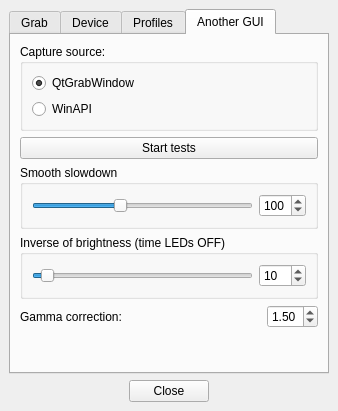
Old version of the form Software/src/mainwindow.ui in the repository Atarity/Lightpack.
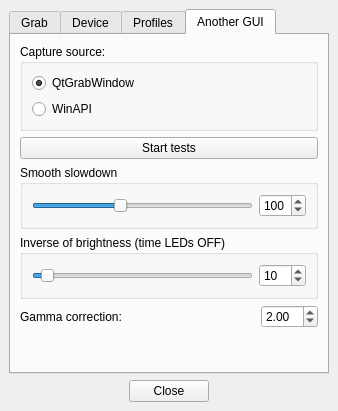
New version of the form. The open tabs and pages were chosen to show the change. Icons and pictures are not drawn.

Diff of the .ui file:
```diff
--- a/Software/src/mainwindow.ui
+++ b/Software/src/mainwindow.ui
@@ -827,13 +827,13 @@
              <double>0.010000000000000</double>
             </property>
             <property name="maximum">
-             <double>2.000000000000000</double>
+             <double>10.000000000000000</double>
             </property>
             <property name="singleStep">
              <double>0.050000000000000</double>
             </property>
             <property name="value">
-             <double>1.500000000000000</double>
+             <double>2.000000000000000</double>
             </property>
            </widget>
           </item>
```
Left out of the diff: 3 changed lines with no effect on the pictures.
